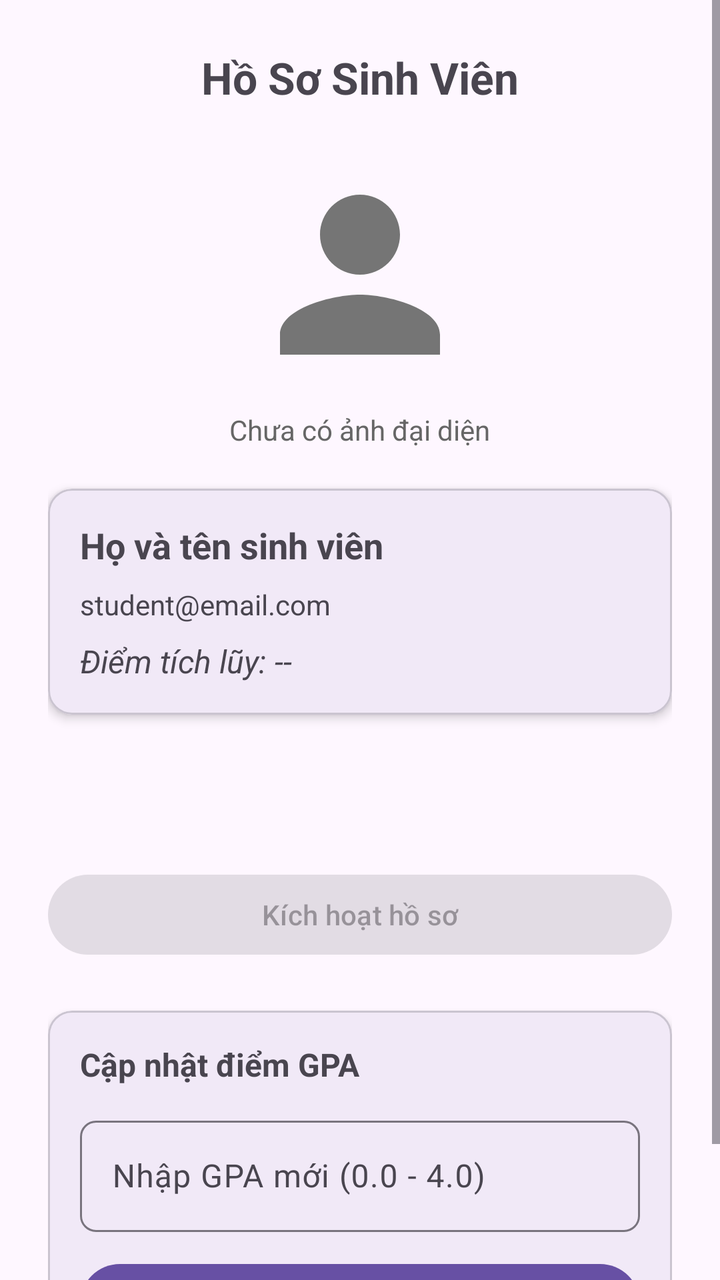
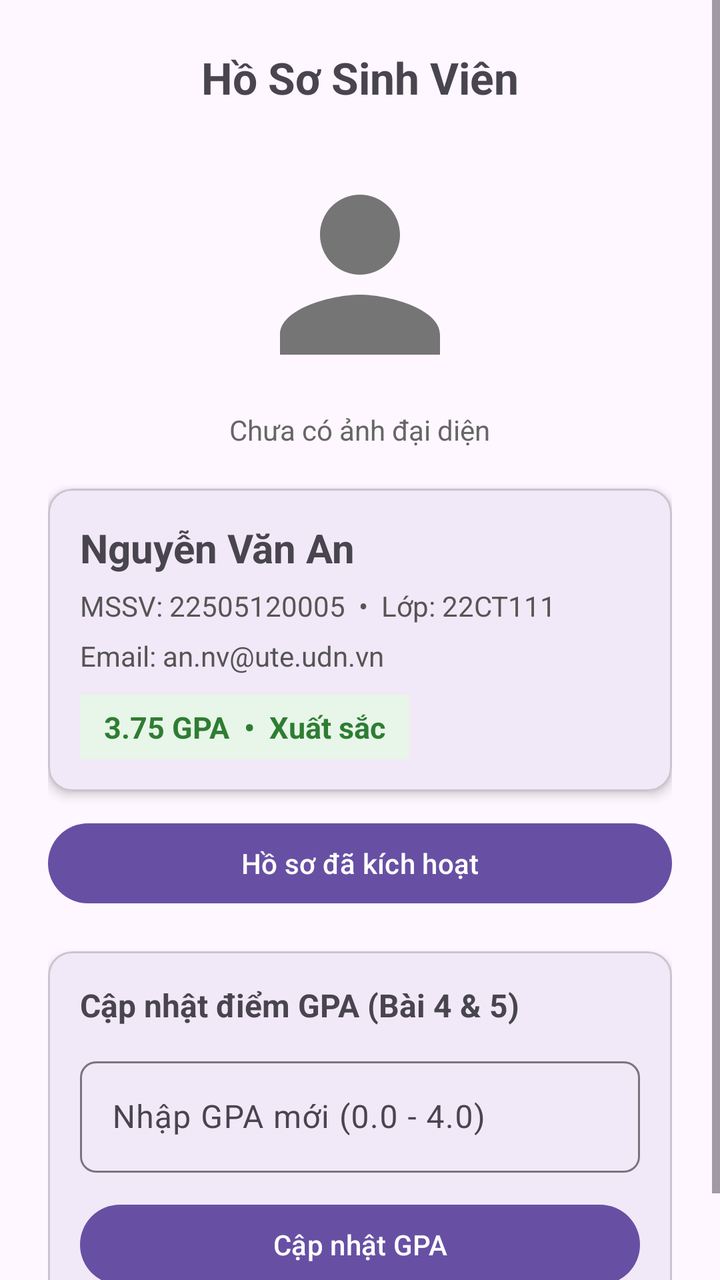

The first picture is an Android layout as it rendered before a commit; the second is the same layout after the commit. The layout source and the unified diff follow.
<!-- AndroidManifest.xml: application theme Theme.StudentProfile -->
<!-- res/layout/activity_main.xml -->
<?xml version="1.0" encoding="utf-8"?>
<ScrollView xmlns:android="http://schemas.android.com/apk/res/android"
    xmlns:app="http://schemas.android.com/apk/res-auto"
    xmlns:tools="http://schemas.android.com/tools"
    android:layout_width="match_parent"
    android:layout_height="match_parent"
    android:fillViewport="true"
    tools:context=".MainActivity">

    <LinearLayout
        android:layout_width="match_parent"
        android:layout_height="wrap_content"
        android:gravity="center_horizontal"
        android:orientation="vertical"
        android:padding="24dp">

        
        <TextView
            android:layout_width="wrap_content"
            android:layout_height="wrap_content"
            android:layout_marginBottom="24dp"
            android:text="Hồ Sơ Sinh Viên"
            android:textSize="22sp"
            android:textStyle="bold" />

        
        <ImageView
            android:id="@+id/imgAvatar"
            android:layout_width="120dp"
            android:layout_height="120dp"
            android:contentDescription="Avatar"
            android:scaleType="centerCrop"
            android:src="@drawable/ic_default_avatar" />

        <TextView
            android:id="@+id/tvAvatarStatus"
            android:layout_width="wrap_content"
            android:layout_height="wrap_content"
            android:layout_marginTop="8dp"
            android:text="Chưa có ảnh đại diện"
            android:textColor="#666666"
            android:textSize="14sp" />

        
        <com.google.android.material.card.MaterialCardView
            android:layout_width="match_parent"
            android:layout_height="wrap_content"
            android:layout_marginTop="20dp"
            app:cardCornerRadius="12dp"
            app:cardElevation="3dp"
            app:contentPadding="16dp">

            <LinearLayout
                android:layout_width="match_parent"
                android:layout_height="wrap_content"
                android:orientation="vertical">

                
                <TextView
                    android:id="@+id/tvName"
                    android:layout_width="wrap_content"
                    android:layout_height="wrap_content"
                    android:text="Họ và tên sinh viên"
                    android:textSize="18sp"
                    android:textStyle="bold" />

                
                <TextView
                    android:id="@+id/tvEmail"
                    android:layout_width="wrap_content"
                    android:layout_height="wrap_content"
                    android:layout_marginTop="8dp"
                    android:text="student@email.com"
                    android:textSize="14sp" />

                
                <TextView
                    android:id="@+id/tvGpa"
                    android:layout_width="wrap_content"
                    android:layout_height="wrap_content"
                    android:layout_marginTop="8dp"
                    android:text="Điểm tích lũy: --"
                    android:textSize="16sp"
                    android:textStyle="italic" />

            </LinearLayout>
        </com.google.android.material.card.MaterialCardView>

        
        <ProgressBar
            android:id="@+id/progressBar"
            android:layout_width="wrap_content"
            android:layout_height="wrap_content"
            android:layout_marginTop="16dp" />

        
        <Button
            android:id="@+id/btnUpdate"
            android:layout_width="match_parent"
            android:layout_height="wrap_content"
            android:layout_marginTop="12dp"
            android:enabled="false"
            android:text="Kích hoạt hồ sơ" />

        
        <com.google.android.material.card.MaterialCardView
            android:layout_width="match_parent"
            android:layout_height="wrap_content"
            android:layout_marginTop="24dp"
            app:cardCornerRadius="12dp"
            app:cardElevation="3dp"
            app:contentPadding="16dp">

            <LinearLayout
                android:layout_width="match_parent"
                android:layout_height="wrap_content"
                android:orientation="vertical">

                <TextView
                    android:layout_width="wrap_content"
                    android:layout_height="wrap_content"
                    android:text="Cập nhật điểm GPA"
                    android:textSize="16sp"
                    android:textStyle="bold" />

                <com.google.android.material.textfield.TextInputLayout
                    android:layout_width="match_parent"
                    android:layout_height="wrap_content"
                    android:layout_marginTop="12dp"
                    app:boxBackgroundMode="outline"
                    app:boxCornerRadiusBottomEnd="8dp"
                    app:boxCornerRadiusBottomStart="8dp"
                    app:boxCornerRadiusTopEnd="8dp"
                    app:boxCornerRadiusTopStart="8dp"
                    app:hintEnabled="true">

                    <com.google.android.material.textfield.TextInputEditText
                        android:id="@+id/edtGpaInput"
                        android:layout_width="match_parent"
                        android:layout_height="wrap_content"
                        android:hint="Nhập GPA mới (0.0 - 4.0)"
                        android:inputType="numberDecimal"
                        android:singleLine="true" />
                </com.google.android.material.textfield.TextInputLayout>

                
                <TextView
                    android:id="@+id/tvPreviewRanking"
                    android:layout_width="wrap_content"
                    android:layout_height="wrap_content"
                    android:layout_marginTop="8dp"
                    android:text="Dự kiến: Xuất sắc"
                    android:textColor="#2E7D32"
                    android:textSize="14sp"
                    android:textStyle="bold"
                    android:visibility="gone" />

                
                <Button
                    android:id="@+id/btnUpdateGpa"
                    android:layout_width="match_parent"
                    android:layout_height="wrap_content"
                    android:layout_marginTop="12dp"
                    android:text="Cập nhật GPA" />

            </LinearLayout>
        </com.google.android.material.card.MaterialCardView>

    </LinearLayout>
</ScrollView>
<!-- resources referenced by this layout -->
<resources>
  <!-- drawable ic_default_avatar (drawable) -->
  <vector xmlns:android="http://schemas.android.com/apk/res/android"
      android:width="96dp"
      android:height="96dp"
      android:viewportWidth="24"
      android:viewportHeight="24">
      <path
          android:fillColor="#757575"
          android:pathData="M12,12c2.21,0 4,-1.79 4,-4s-1.79,-4 -4,-4 -4,1.79 -4,4 1.79,4 4,4zM12,14c-2.67,0 -8,1.34 -8,4v2h16v-2c0,-2.66 -5.33,-4 -8,-4z"/>
  </vector>
  <style name="Theme.StudentProfile" parent="Base.Theme.StudentProfile" />
  <style name="Base.Theme.StudentProfile" parent="Theme.Material3.DayNight.NoActionBar">
          
          
      </style>
</resources>

<!-- the commit's change to res/layout/activity_main.xml (unified diff, before → after) -->
@@ -57,31 +57,58 @@
 
                 
                 <TextView
-                    android:id="@+id/tvName"
+                    android:id="@+id/tvStudentName"
                     android:layout_width="wrap_content"
                     android:layout_height="wrap_content"
-                    android:text="Họ và tên sinh viên"
-                    android:textSize="18sp"
+                    android:text="Nguyễn Văn An"
+                    android:textSize="20sp"
                     android:textStyle="bold" />
 
                 
                 <TextView
-                    android:id="@+id/tvEmail"
+                    android:id="@+id/tvStudentDetails"
                     android:layout_width="wrap_content"
                     android:layout_height="wrap_content"
-                    android:layout_marginTop="8dp"
-                    android:text="student@email.com"
+                    android:layout_marginTop="6dp"
+                    android:text="MSSV: 22505120005  •  Lớp: 22CT111"
+                    android:textColor="#555555"
                     android:textSize="14sp" />
 
                 
                 <TextView
-                    android:id="@+id/tvGpa"
+                    android:id="@+id/tvStudentEmail"
+                    android:layout_width="wrap_content"
+                    android:layout_height="wrap_content"
+                    android:layout_marginTop="6dp"
+                    android:text="Email: an.nv@ute.udn.vn"
+                    android:textColor="#555555"
+                    android:textSize="14sp" />
+
+                
+                <TextView
+                    android:id="@+id/tvGpaBadge"
+                    android:layout_width="wrap_content"
+                    android:layout_height="wrap_content"
+                    android:layout_marginTop="10dp"
+                    android:background="#E8F5E9"
+                    android:paddingHorizontal="12dp"
+                    android:paddingVertical="6dp"
+                    android:text="3.75 GPA  •  Xuất sắc"
+                    android:textColor="#2E7D32"
+                    android:textSize="15sp"
+                    android:textStyle="bold" />
+
+                
+                <TextView
+                    android:id="@+id/tvHonorBadge"
                     android:layout_width="wrap_content"
                     android:layout_height="wrap_content"
                     android:layout_marginTop="8dp"
-                    android:text="Điểm tích lũy: --"
-                    android:textSize="16sp"
-                    android:textStyle="italic" />
+                    android:text="⭐ Sinh viên tiêu biểu / Vinh danh"
+                    android:textColor="#F57C00"
+                    android:textSize="13sp"
+                    android:textStyle="italic"
+                    android:visibility="gone" />
 
             </LinearLayout>
         </com.google.android.material.card.MaterialCardView>
@@ -91,7 +118,8 @@
             android:id="@+id/progressBar"
             android:layout_width="wrap_content"
             android:layout_height="wrap_content"
-            android:layout_marginTop="16dp" />
+            android:layout_marginTop="16dp"
+            android:visibility="gone" />
 
         
         <Button
@@ -99,14 +127,13 @@
             android:layout_width="match_parent"
             android:layout_height="wrap_content"
             android:layout_marginTop="12dp"
-            android:enabled="false"
-            android:text="Kích hoạt hồ sơ" />
+            android:text="Hồ sơ đã kích hoạt" />
 
         
         <com.google.android.material.card.MaterialCardView
             android:layout_width="match_parent"
             android:layout_height="wrap_content"
-            android:layout_marginTop="24dp"
+            android:layout_marginTop="20dp"
             app:cardCornerRadius="12dp"
             app:cardElevation="3dp"
             app:contentPadding="16dp">
@@ -119,7 +146,7 @@
                 <TextView
                     android:layout_width="wrap_content"
                     android:layout_height="wrap_content"
-                    android:text="Cập nhật điểm GPA"
+                    android:text="Cập nhật điểm GPA (Bài 4 &amp; 5)"
                     android:textSize="16sp"
                     android:textStyle="bold" />
 
